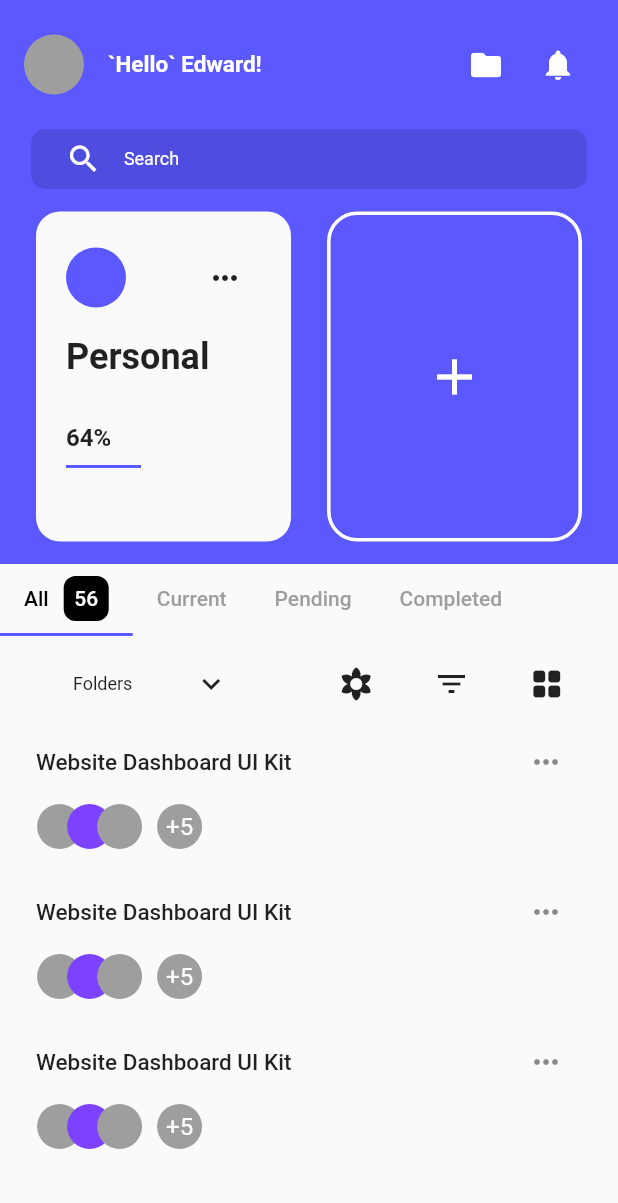
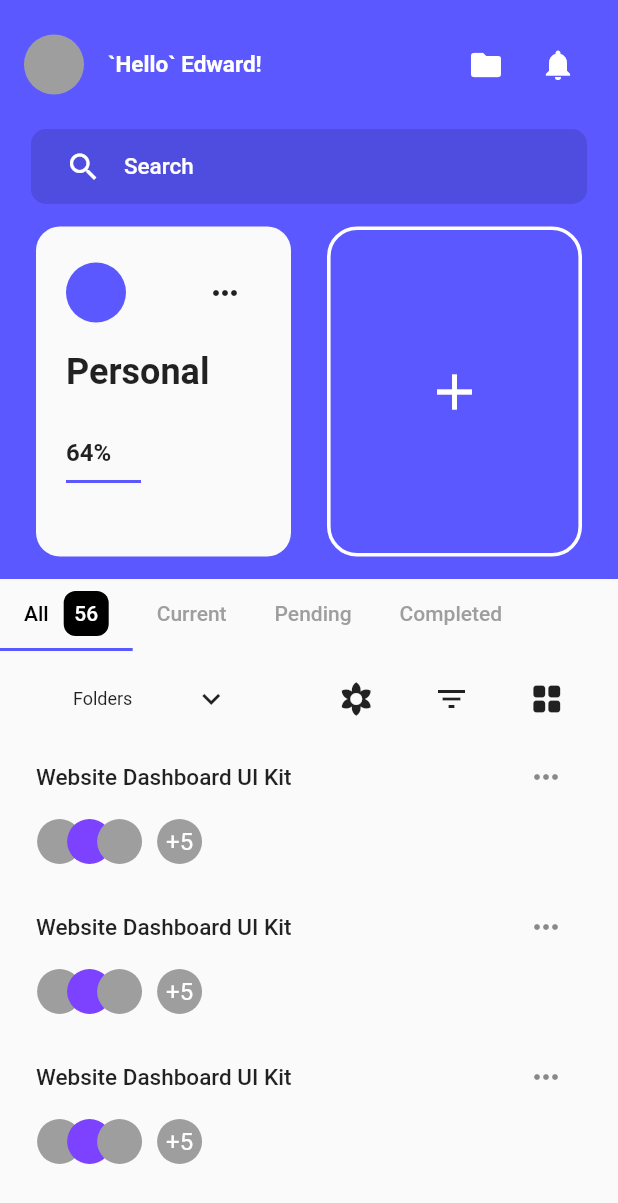
Before and after one commit to kalimullahdev/judy, a Flutter app: the HomeScreen1 screen opened directly, on a phone screen of 412 x 824 dp. Shown: the top 1203 px of the screen. Run offline on Flutter 3.47's test engine with Material 2 defaults, Android fonts, the phone set to English and light mode, and no system bars; our stand-ins replace flutter_svg, font_awesome_flutter, pin_code_fields; missing offline and left inert: proste_bezier_curve.

Commit message:
did all changes

```diff
--- a/lib/presentation/screens/home_screen1.dart
+++ b/lib/presentation/screens/home_screen1.dart
@@ -66,21 +66,30 @@ class HomeScreen1 extends StatelessWidget {
               ),
               padding: const EdgeInsets.all(8.0),
               child: Row(
-                children: const [
-                  SizedBox(
+                children: [
+                  const SizedBox(
                     width: Dimensions.PADDING_SIZE_DEFAULT,
                   ),
-                  Icon(
+                  const Icon(
                     Icons.search,
                     color: Colors.white,
                   ),
-                  SizedBox(
+                  const SizedBox(
                     width: Dimensions.PADDING_SIZE_DEFAULT,
                   ),
-                  Text(
-                    "Search",
-                    style: TextStyle(
-                      color: Colors.white,
+                  SizedBox(
+                    width: 100,
+                    child: TextFormField(
+                      cursorColor: ColorResources.whiteColor,
+                      style: const TextStyle(color: Colors.white),
+                      decoration: const InputDecoration(
+                        border: InputBorder.none,
+                        hintText: "Search",
+                        isDense: true,
+                        hintStyle: TextStyle(
+                          color: Colors.white,
+                        ),
+                      ),
                     ),
                   )
                 ],
--- a/lib/theme/light_theme.dart
+++ b/lib/theme/light_theme.dart
@@ -6,6 +6,9 @@ ThemeData lightTheme = ThemeData(
   // fontFamily: 'Rubik',
   primaryColor: ColorResources.colorPrimary,
   brightness: Brightness.light,
+  textSelectionTheme: const TextSelectionThemeData(
+    selectionHandleColor: ColorResources.whiteColor,
+  ),
   cardColor: Colors.white,
   focusColor: ColorResources.focusColor,
   hintColor: ColorResources.hintColor,
```
